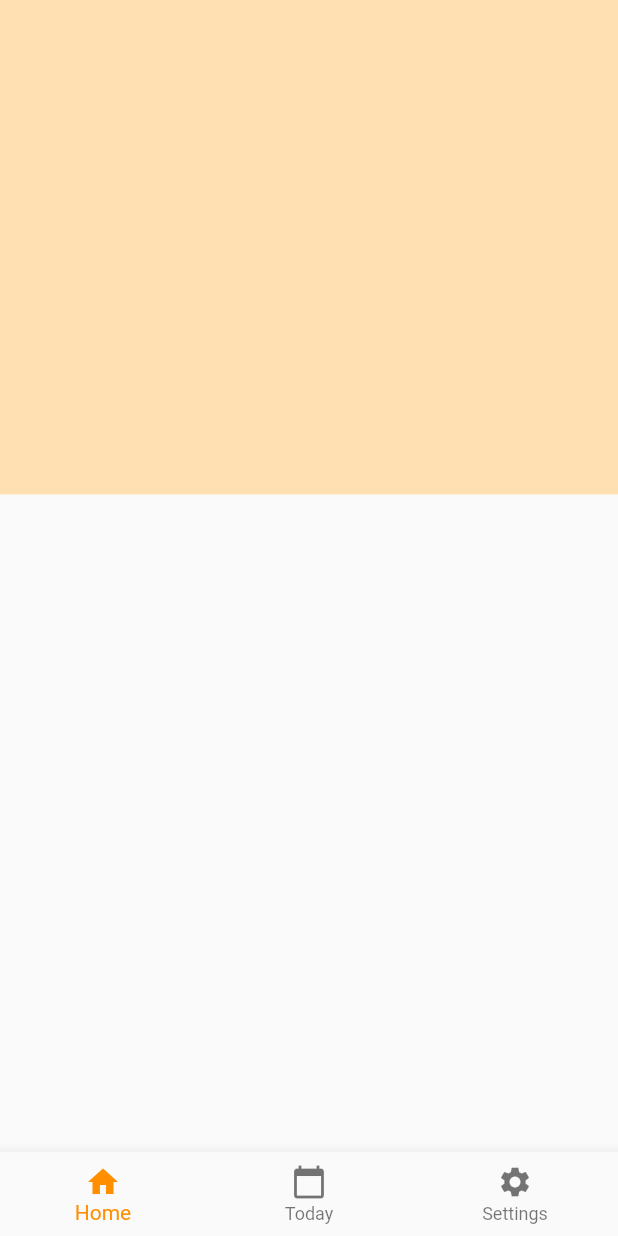
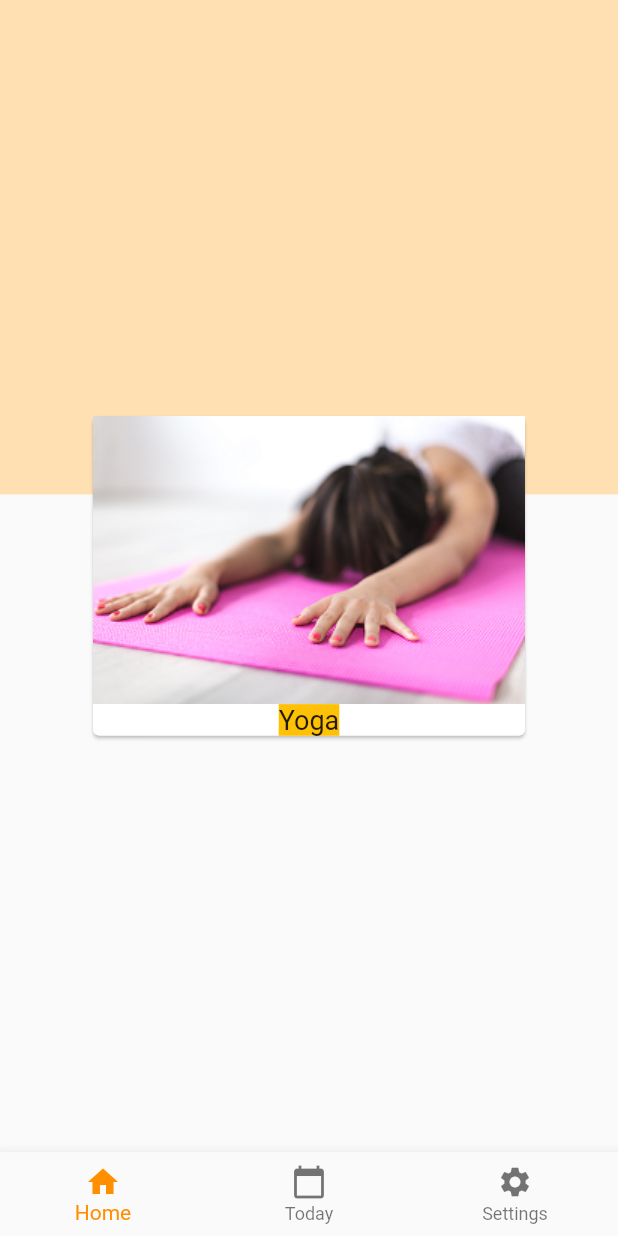
Before and after one commit to genakust/enjoy_app, a Flutter app: the screen it shows after launch, on a phone screen of 412 x 824 dp. Run offline on Flutter 3.47's test engine with Material 2 defaults, Android fonts, the phone set to English and light mode, and no system bars.

```diff
--- a/lib/main.dart
+++ b/lib/main.dart
@@ -1,5 +1,5 @@
 import 'package:flutter/material.dart';
-import 'package:enjoy_app/widgets/bottom_nav_bar.dart';
+import 'package:enjoy_app/screens/home_page.dart';
 
 void main() {
   runApp(MyApp());
@@ -19,33 +19,3 @@ class MyApp extends StatelessWidget {
     );
   }
 }
-
-class HomePage extends StatefulWidget {
-  @override
-  _State createState() => _State();
-}
-
-class _State extends State<HomePage> {
-  @override
-  Widget build(BuildContext context) {
-    // width and height of device
-    var size = MediaQuery.of(context).size;
-    var scaffold = Scaffold(
-      body: Stack(
-        children: <Widget>[
-          Container(
-            height: size.height * .40,
-            color: Color(0xFFffe0b2), // #ffe0b2 grey: 0xFF90a4ae
-          ),
-          SafeArea(
-            child: Padding(
-              padding: EdgeInsets.symmetric(horizontal: 20),
-            ),
-          ),
-        ],
-      ),
-      bottomNavigationBar: MyBottomNavBar(),
-    );
-    return scaffold;
-  }
-}
--- a/lib/screens/home_page.dart
+++ b/lib/screens/home_page.dart
@@ -0,0 +1,49 @@
+import 'package:flutter/material.dart';
+import 'package:enjoy_app/widgets/bottom_nav_bar.dart';
+
+class HomePage extends StatefulWidget {
+  @override
+  _State createState() => _State();
+}
+
+class _State extends State<HomePage> {
+  @override
+  Widget build(BuildContext context) {
+    // width and height of device
+    var size = MediaQuery.of(context).size;
+    var scaffold = Scaffold(
+      body: Stack(
+        children: <Widget>[
+          Container(
+            height: size.height * .40,
+            color: Color(0xFFffe0b2), // #ffe0b2 grey: 0xFF90a4ae
+          ),
+          SafeArea(
+            child: Padding(
+              padding: EdgeInsets.symmetric(horizontal: 20),
+              child: Center(
+                child: Card(
+                  child: Column(
+                    mainAxisSize: MainAxisSize.min,
+                    children: <Widget>[
+                      Image.asset("assets/images/fitness.png"),
+                      Text(
+                        'Yoga',
+                        style: TextStyle(
+                          fontSize: 18.0,
+                          backgroundColor: Colors.amber,
+                        ),
+                      ),
+                    ],
+                  ),
+                ),
+              ),
+            ),
+          ),
+        ],
+      ),
+      bottomNavigationBar: MyBottomNavBar(),
+    );
+    return scaffold;
+  }
+}
--- a/pubspec.yaml
+++ b/pubspec.yaml
@@ -45,9 +45,9 @@ flutter:
   uses-material-design: true
 
   # To add assets to your application, add an assets section, like this:
-  # assets:
-  #   - images/a_dot_burr.jpeg
-  #   - images/a_dot_ham.jpeg
+  assets:
+    - assets/images/fitness.png
+    - assets/images/meditation.jpg
 
   # An image asset can refer to one or more resolution-specific "variants", see
   # https://flutter.dev/assets-and-images/#resolution-aware.
```
Also changed, not shown: assets/images/fitness.png (added), assets/images/meditation.jpg (added).
